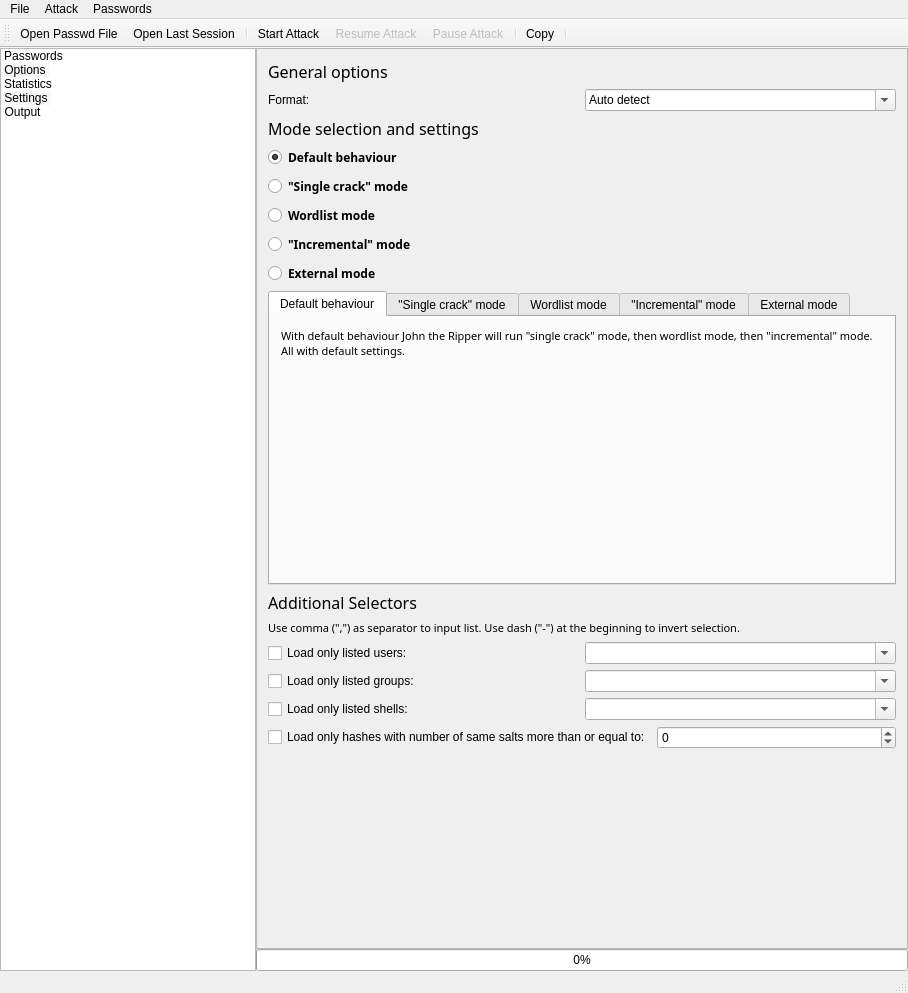
Above: mainwindow.ui from openwall/johnny before the change. Below: the same form after it.
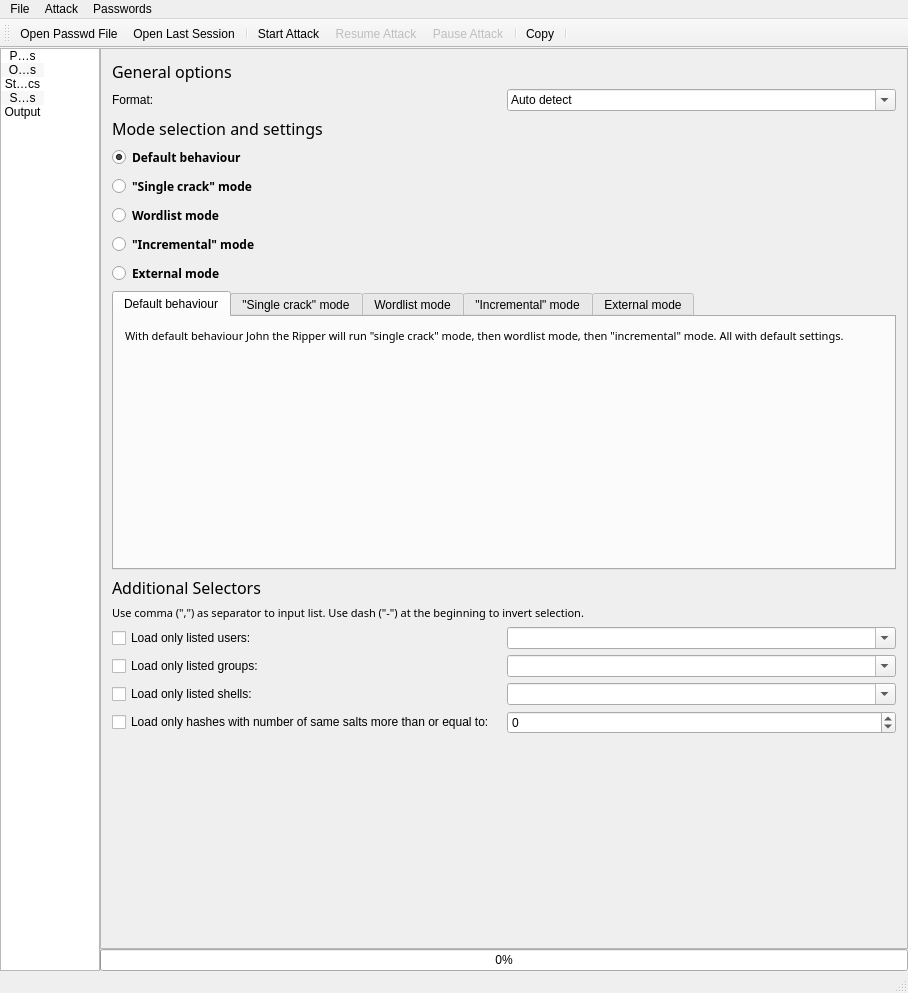
That is the form after the change. Icons and pictures are not drawn.

Commit message: Fixes for listWidgetTabs width.

What changed in the file:
```diff
--- a/mainwindow.ui
+++ b/mainwindow.ui
@@ -69,6 +69,9 @@
       <property name="horizontalScrollBarPolicy">
        <enum>Qt::ScrollBarAlwaysOff</enum>
       </property>
+      <property name="sizeAdjustPolicy">
+       <enum>QAbstractScrollArea::AdjustToContents</enum>
+      </property>
       <property name="autoScrollMargin">
        <number>0</number>
       </property>
@@ -78,6 +81,9 @@
       <property name="tabKeyNavigation">
        <bool>true</bool>
       </property>
+      <property name="showDropIndicator" stdset="0">
+       <bool>false</bool>
+      </property>
       <property name="dragDropMode">
        <enum>QAbstractItemView::NoDragDrop</enum>
       </property>
@@ -105,12 +111,12 @@
       <property name="flow">
        <enum>QListView::TopToBottom</enum>
       </property>
-      <property name="isWrapping" stdset="0">
-       <bool>false</bool>
-      </property>
       <property name="resizeMode">
        <enum>QListView::Adjust</enum>
       </property>
+      <property name="layoutMode">
+       <enum>QListView::Batched</enum>
+      </property>
       <property name="spacing">
        <number>0</number>
       </property>
@@ -118,7 +124,7 @@
        <enum>QListView::IconMode</enum>
       </property>
       <property name="uniformItemSizes">
-       <bool>false</bool>
+       <bool>true</bool>
       </property>
       <property name="wordWrap">
        <bool>false</bool>
@@ -233,7 +239,7 @@
             <rect>
              <x>0</x>
              <y>0</y>
-             <width>650</width>
+             <width>808</width>
              <height>868</height>
             </rect>
            </property>
```
The commit also changes 1 other file.
